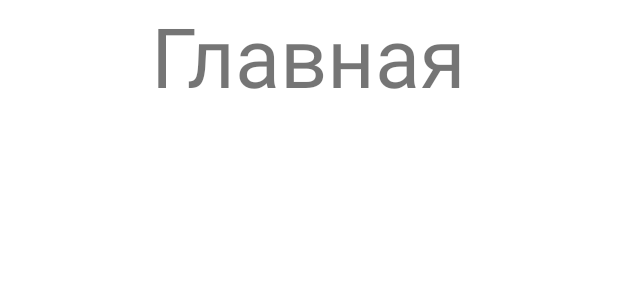
After one commit to adammagomedov1/Vcontachim, an Android app: the layout fragment_main_screen.xml on its own in the app's theme, with its tools: preview values and no code run, on a phone screen of 412 x 824 dp. The commit adds this screen. Shown: the top 300 px of the screen. Run offline under Robolectric (Android 15) with nearby library versions, the phone set to English and light mode, and no system bars.

Commit message:
Добавил главный экран и настроил переход на него

```diff
--- a/app/src/main/java/com/example/vcontachim/Screens.kt
+++ b/app/src/main/java/com/example/vcontachim/Screens.kt
@@ -1,8 +1,11 @@
 package com.example.vcontachim
 
+import android.content.Intent
+import com.example.vcontachim.activity.MainActivity
 import com.example.vcontachim.fragment.AccountLoginScreenFragment
 import com.example.vcontachim.fragment.AuthFragment
 import com.example.vcontachim.fragment.SplashFragment
+import com.github.terrakok.cicerone.androidx.ActivityScreen
 import com.github.terrakok.cicerone.androidx.FragmentScreen
 
 object Screens {
@@ -12,4 +15,7 @@ object Screens {
     fun accountLoginScreen() = FragmentScreen { AccountLoginScreenFragment() }
 
     fun auth() = FragmentScreen { AuthFragment() }
+
+    fun main() = ActivityScreen { Intent(it, MainActivity::class.java) }
+
 }
--- a/app/src/main/java/com/example/vcontachim/MainActivity.kt
+++ b/app/src/main/java/com/example/vcontachim/activity/LaunchActivity.kt
@@ -1,11 +1,13 @@
-package com.example.vcontachim
+package com.example.vcontachim.activity
 
 import android.os.Bundle
 import androidx.appcompat.app.AppCompatActivity
+import com.example.vcontachim.R
+import com.example.vcontachim.Screens
 import com.example.vcontachim.fragment.VcontachimApplication
 import com.github.terrakok.cicerone.androidx.AppNavigator
 
-class MainActivity : AppCompatActivity(R.layout.activity_main) {
+class LaunchActivity : AppCompatActivity(R.layout.activity_launch) {
 
     private val navigator = AppNavigator(this, R.id.fragment_main_container)
 
--- a/app/src/main/java/com/example/vcontachim/viewmodel/AuthViewModel.kt
+++ b/app/src/main/java/com/example/vcontachim/viewmodel/AuthViewModel.kt
@@ -5,6 +5,7 @@ import android.content.SharedPreferences
 import android.net.Uri
 import android.webkit.WebResourceRequest
 import androidx.lifecycle.ViewModel
+import com.example.vcontachim.Screens
 import com.example.vcontachim.fragment.VcontachimApplication
 
 class AuthViewModel : ViewModel() {
@@ -28,6 +29,7 @@ class AuthViewModel : ViewModel() {
             editor.putString("auth", beforeAccessToken)
             editor.apply()
 
+            VcontachimApplication.router.replaceScreen(Screens.main())
         }
     }
 }
--- /dev/null
+++ b/app/src/main/res/layout/fragment_main_screen.xml
@@ -0,0 +1,14 @@
+<?xml version="1.0" encoding="utf-8"?>
+<LinearLayout xmlns:android="http://schemas.android.com/apk/res/android"
+    android:layout_width="match_parent"
+    android:layout_height="match_parent"
+    android:orientation="vertical">
+
+    <TextView
+        android:layout_width="wrap_content"
+        android:layout_height="wrap_content"
+        android:layout_gravity="center"
+        android:textSize="55sp"
+        android:text="Главная" />
+
+</LinearLayout>
```
Also changed, not shown: app/src/main/AndroidManifest.xml (+6 -2 lines), app/src/main/java/com/example/vcontachim/activity/MainActivity.kt (added, +32 -0 lines), app/src/main/java/com/example/vcontachim/fragment/MainScreenFragment.kt (added, +8 -0 lines), app/src/main/java/com/example/vcontachim/fragment/ProfileScreenFragment.kt (added, +8 -0 lines), app/src/main/res/drawable/__icon_color.xml (added, +9 -0 lines), app/src/main/res/drawable/__icon_color2.xml (added, +9 -0 lines), app/src/main/res/layout/activity_launch.xml (added, +13 -0 lines), app/src/main/res/layout/activity_main.xml (+13 -3 lines), app/src/main/res/layout/fragment_profile_screen.xml (added, +14 -0 lines), app/src/main/res/menu/main_bottom_nav.xml (added, +12 -0 lines).
